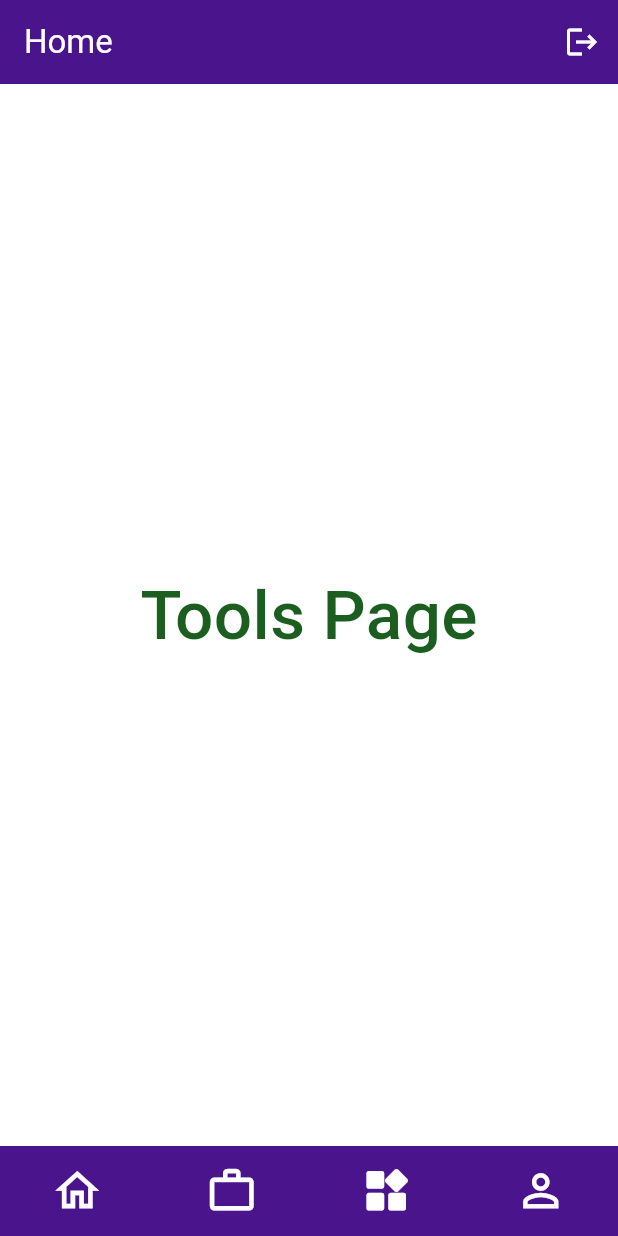
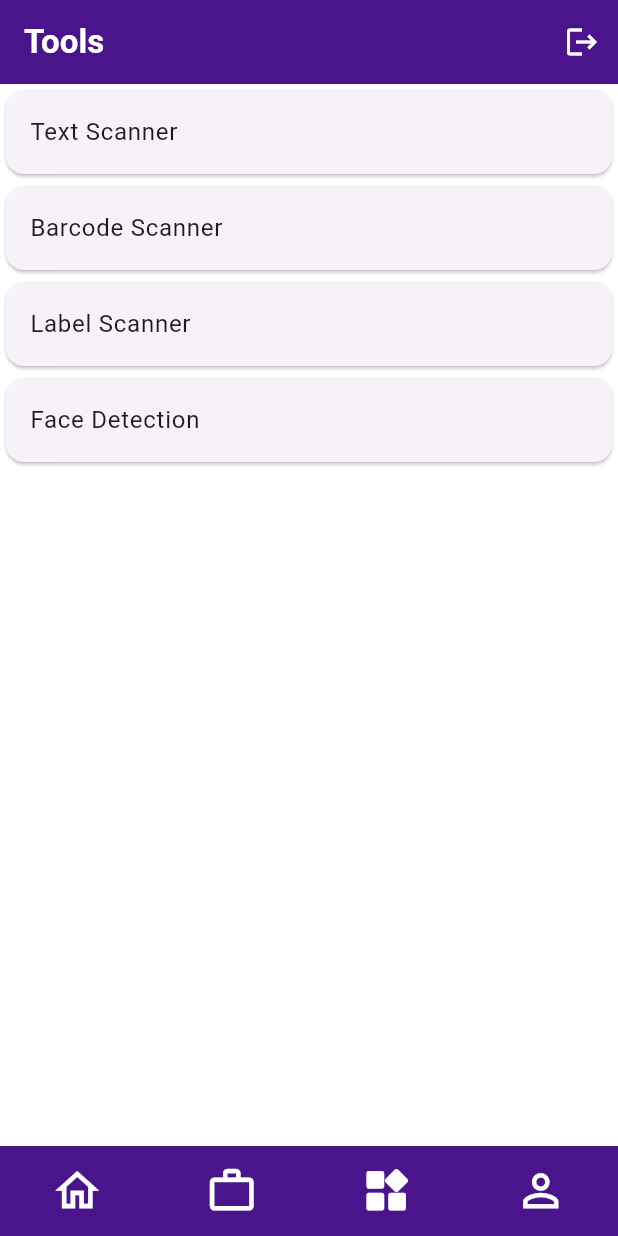
Before and after one commit to bryanherdianto/flutterer_app, a Flutter app: the screen it shows once a user with an empty profile is signed in, item 3 of the bottom bar chosen, on a phone screen of 412 x 824 dp. Run offline on Flutter 3.47's test engine with Material 3 defaults, Android fonts, the phone set to English and light mode, and no system bars; our stand-ins replace firebase_auth, firebase_core, google_sign_in, image_picker; missing offline and left inert: google_ml_kit; accounts and stored records are empty.

```diff
--- a/lib/pages/tools_page.dart
+++ b/lib/pages/tools_page.dart
@@ -1,21 +1,46 @@
 import 'package:flutter/material.dart';
+import 'package:flutterer_app/pages/detail_page.dart';
 
-class ToolsPage extends StatelessWidget {
+class ToolsPage extends StatefulWidget {
+
   const ToolsPage({super.key});
+
+  @override
+  State<ToolsPage> createState() => _ToolsPageState();
+}
+
+class _ToolsPageState extends State<ToolsPage> {
+  final toolsList = [
+    "Text Scanner",
+    "Barcode Scanner",
+    "Label Scanner",
+    "Face Detection",
+  ];
 
   @override
   Widget build(BuildContext context) {
     return Container(
       color: Colors.white,
-      child: Center(
-        child: Text(
-          "Tools Page",
-          style: TextStyle(
-            color: Colors.green[900],
-            fontSize: 45,
-            fontWeight: FontWeight.w500,
-          ),
-        ),
+      child: ListView.builder(
+        itemCount: toolsList.length,
+        itemBuilder: (context, index) {
+          return Card(
+            child: ListTile(
+              title: Text(toolsList[index]),
+              onTap: () {
+                Navigator.push(
+                  context,
+                  MaterialPageRoute(
+                    builder: (context) => const DetailPage(),
+                    settings: RouteSettings(
+                      arguments: toolsList[index],
+                    ),
+                  )
+                );
+              }
+            ),
+          );
+        },
       ),
     );
   }
--- a/lib/pages/top_page.dart
+++ b/lib/pages/top_page.dart
@@ -21,6 +21,7 @@ class _TopPageState extends State<TopPage> {
 
   int pageIndex = 0;
 
+  final title = ['Home', 'Files', 'Tools', 'Me'];
   final pages = [
     const HomePage(),
     const FilesPage(),
@@ -33,7 +34,7 @@ class _TopPageState extends State<TopPage> {
     return Scaffold(
       backgroundColor: Colors.white,
       appBar: AppBar(
-        title: const Text('Home', style: TextStyle(color: Colors.white)),
+        title: Text(title[pageIndex], style: const TextStyle(fontWeight: FontWeight.bold, color: Colors.white)),
         backgroundColor: Colors.purple[900],
         actions: [
           IconButton(
--- a/pubspec.yaml
+++ b/pubspec.yaml
@@ -12,6 +12,8 @@ dependencies:
   firebase_core: ^3.10.0
   firebase_auth: ^5.4.0
   google_sign_in: ^6.2.2
+  image_picker: ^1.1.2
+  google_ml_kit: ^0.19.0
 
 dev_dependencies:
   flutter_test:
```
Also changed, not shown: lib/pages/detail_page.dart (added, +114 -0 lines), pubspec.lock, 5 other files.
